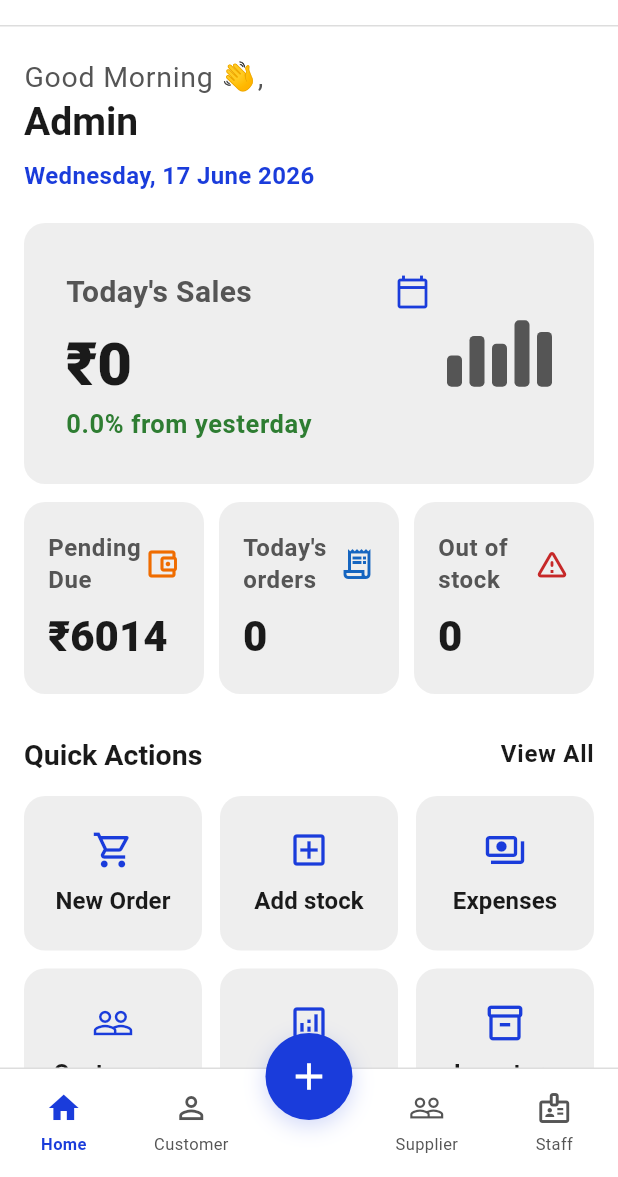
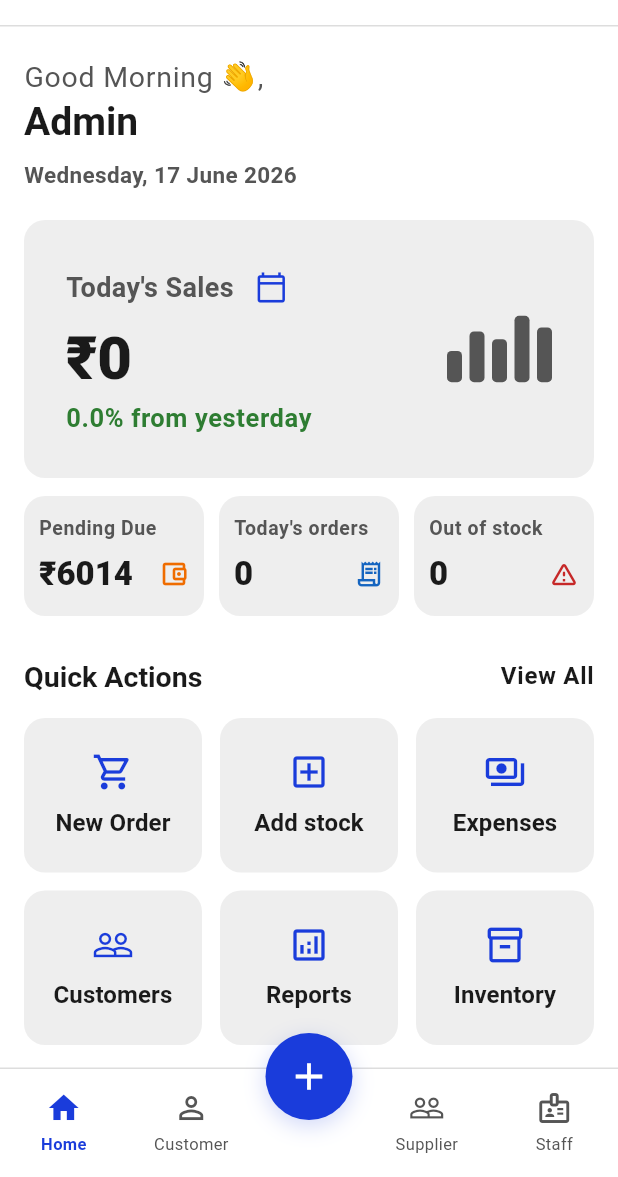
Before and after one commit to FathimaMehrinVS/Cassia-Bakers, a Flutter app: the screen it shows after launch, on a phone screen of 412 x 824 dp, the part 59-1236 px from its top. Run offline on Flutter 3.47's test engine with Material 3 defaults, Android fonts, the phone set to English and light mode, and no system bars; our stand-ins replace cloud_firestore, firebase_core, firebase_storage, image_picker; missing offline and left inert: mobile_scanner; accounts and stored records are empty.

Commit message:
Fixed layout, text spacing and icon positions on home dashboard

```diff
--- a/lib/screens/home/home_page.dart
+++ b/lib/screens/home/home_page.dart
@@ -510,9 +510,9 @@ class _HomeBodyState extends State<_HomeBody> {
                       Text(
                         _getFormattedDateAndDay(DateTime.now()),
                         style: const TextStyle(
-                          fontSize: 16,
-                          fontWeight: FontWeight.bold,
-                          color: AppTheme.primary,
+                          fontSize: 15,
+                          fontWeight: FontWeight.w600,
+                          color: AppTheme.textMid,
                         ),
                       ),
                       const SizedBox(height: 20),
--- a/lib/widgets/home/stat_summary_card.dart
+++ b/lib/widgets/home/stat_summary_card.dart
@@ -30,41 +30,46 @@ class StatSummaryCard extends StatelessWidget {
         child: InkWell(
           onTap: onTap,
           child: Padding(
-            padding: const EdgeInsets.symmetric(horizontal: 16, vertical: 20),
+            padding: const EdgeInsets.symmetric(horizontal: 10, vertical: 14),
             child: Column(
               crossAxisAlignment: CrossAxisAlignment.start,
               mainAxisSize: MainAxisSize.min,
               children: [
+                Text(
+                  label,
+                  maxLines: 1,
+                  overflow: TextOverflow.ellipsis,
+                  style: Theme.of(context).textTheme.bodySmall?.copyWith(
+                        color: AppTheme.textMid,
+                        height: 1.2,
+                        fontSize: 13,
+                        fontWeight: FontWeight.w600,
+                      ),
+                ),
+                const SizedBox(height: 8),
                 Row(
                   mainAxisAlignment: MainAxisAlignment.spaceBetween,
+                  crossAxisAlignment: CrossAxisAlignment.center,
                   children: [
                     Expanded(
                       child: Text(
-                        label,
-                        style: Theme.of(context).textTheme.bodySmall?.copyWith(
-                              color: AppTheme.textMid,
-                              height: 1.3,
-                              fontSize: 16,
-                              fontWeight: FontWeight.w600,
+                        value,
+                        maxLines: 1,
+                        overflow: TextOverflow.ellipsis,
+                        style: Theme.of(context).textTheme.titleLarge?.copyWith(
+                              fontSize: 22,
+                              fontWeight: FontWeight.w800,
+                              color: AppTheme.textDark,
                             ),
                       ),
                     ),
                     if (icon != null)
                       Icon(
                         icon,
-                        size: 24,
+                        size: 20,
                         color: iconColor ?? AppTheme.primary,
                       ),
                   ],
-                ),
-                const SizedBox(height: 10),
-                Text(
-                  value,
-                  style: Theme.of(context).textTheme.titleLarge?.copyWith(
-                        fontSize: 28,
-                        fontWeight: FontWeight.w800,
-                        color: AppTheme.textDark,
-                      ),
                 ),
               ],
             ),
--- a/lib/widgets/home/todays_sales_card.dart
+++ b/lib/widgets/home/todays_sales_card.dart
@@ -48,18 +48,20 @@ class TodaysSalesCard extends StatelessWidget {
                 crossAxisAlignment: CrossAxisAlignment.start,
                 children: [
                   Row(
+                    mainAxisSize: MainAxisSize.min,
                     children: [
-                      Expanded(
+                      Flexible(
                         child: Text(
                           isToday ? "Today's Sales" : "Sales for $dateFormatted",
                           style: Theme.of(context).textTheme.bodyMedium?.copyWith(
                                 fontWeight: FontWeight.w600,
                                 color: AppTheme.textMid,
-                                fontSize: 20,
+                                fontSize: 18,
                               ),
+                          overflow: TextOverflow.ellipsis,
                         ),
                       ),
-                      const SizedBox(width: 12),
+                      const SizedBox(width: 8),
                       InkWell(
                         onTap: () async {
                           final picked = await showDatePicker(
@@ -89,7 +91,7 @@ class TodaysSalesCard extends StatelessWidget {
                           padding: EdgeInsets.all(6.0),
                           child: Icon(
                             Icons.calendar_today_outlined,
-                            size: 24,
+                            size: 22,
                             color: AppTheme.primary,
                           ),
                         ),
```
